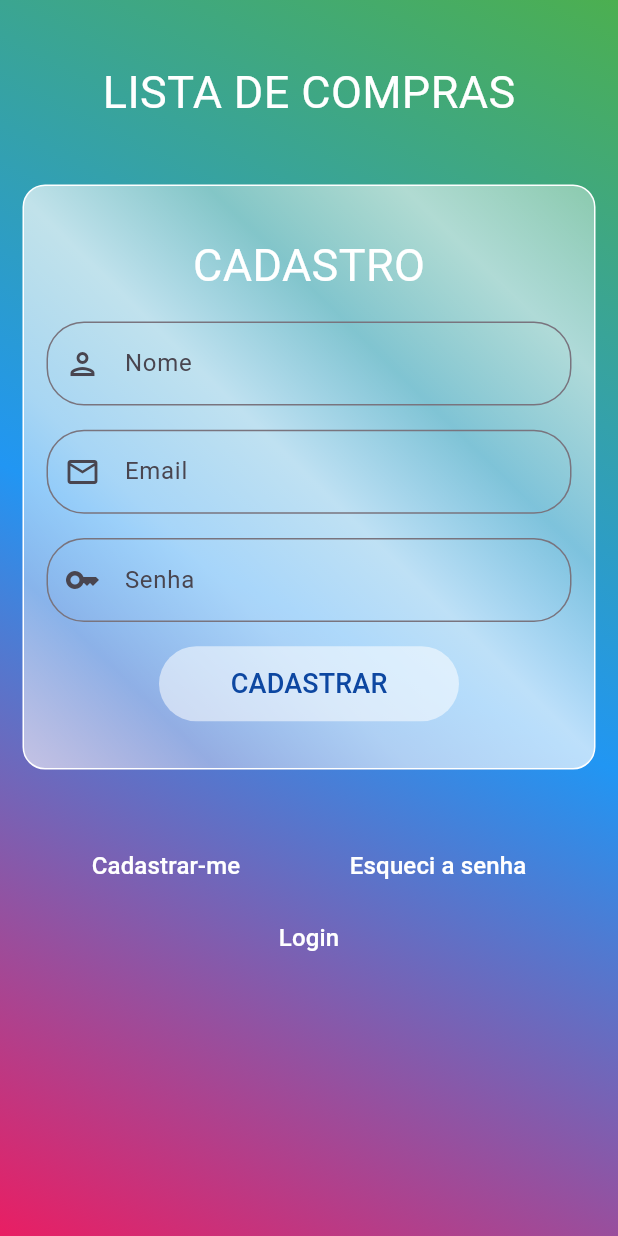
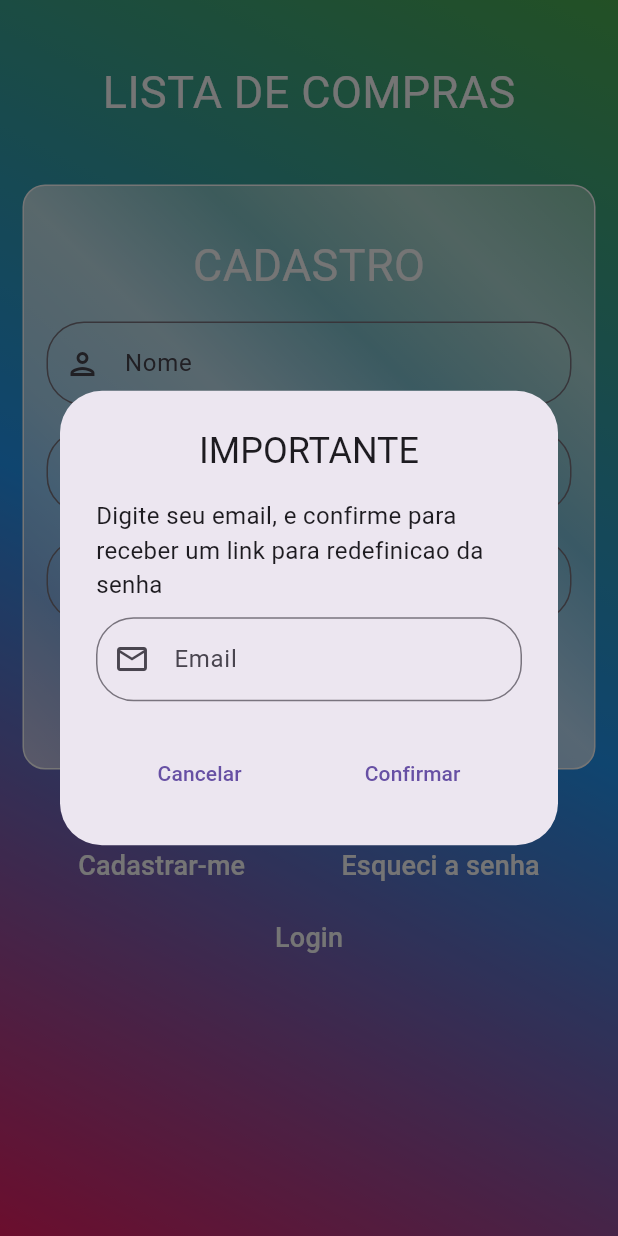
Before and after one commit to Sampaio-Luan/lista_de_compras, a Flutter app: the screen it shows after launch, after a tap on "Cadastrar-me", after a tap on "Esqueci a senha", on a phone screen of 412 x 824 dp. Run offline on Flutter 3.47's test engine with Material 3 defaults, Android fonts, the phone set to English and light mode, and no system bars.

Commit message:
concluida algumas funcionalidades da tela de login

```diff
--- a/lib/views/login_view.dart
+++ b/lib/views/login_view.dart
@@ -1,4 +1,5 @@
 import 'package:flutter/material.dart';
+import 'package:lista_de_compras/meu_app.dart';
 
 class LoginView extends StatefulWidget {
   const LoginView({super.key});
@@ -9,12 +10,16 @@ class LoginView extends StatefulWidget {
 
 class _LoginViewState extends State<LoginView> {
   var formKey = GlobalKey<FormState>();
-  TextEditingController nome = TextEditingController();
-  TextEditingController email = TextEditingController();
-  TextEditingController senha = TextEditingController();
+  TextEditingController nomeC = TextEditingController();
+  TextEditingController emailC = TextEditingController();
+  TextEditingController senhaC = TextEditingController();
   bool login = true;
   String textbtn = "ENTRAR";
   String titulo = "LOGIN";
+
+  String nome = '';
+  String email = '';
+  String senha = '';
 
   @override
   Widget build(BuildContext context) {
@@ -82,10 +87,10 @@ class _LoginViewState extends State<LoginView> {
                                   color: Colors.white, fontSize: 30),
                             ),
                             login == false
-                                ? campo(nome, 'Nome', 0)
+                                ? campo(nomeC, 'Nome', 0)
                                 : const Text(''),
-                            campo(email, 'Email', 1),
-                            campo(senha, 'Senha', 2),
+                            campo(emailC, 'Email', 1),
+                            campo(senhaC, 'Senha', 2),
                             ElevatedButton(
                               style: ElevatedButton.styleFrom(
                                 elevation: 0,
@@ -96,14 +101,39 @@ class _LoginViewState extends State<LoginView> {
                               ),
                               onPressed: () {
                                 if (formKey.currentState!.validate()) {
-                                  setState(() {
-                                    ScaffoldMessenger.of(context).showSnackBar(
-                                      const SnackBar(
-                                        content: Text('Deu certo'),
-                                        duration: Duration(seconds: 3),
-                                      ),
+                                  if (login == false) {
+                                    nome = nomeC.text;
+                                    email = emailC.text;
+                                    senha = senhaC.text;
+
+                                    nomeC.text = '';
+                                    emailC.text = '';
+                                    senhaC.text = '';
+
+                                    textbtn = 'ENTRAR';
+                                    titulo = "LOGIN";
+
+                                    login = true;
+                                    setState(() {
+                                      ScaffoldMessenger.of(context)
+                                          .showSnackBar(
+                                        const SnackBar(
+                                          content: Text(
+                                              'Cadastrado com sucesso, realize o login'),
+                                          duration: Duration(seconds: 3),
+                                        ),
+                                      );
+                                    });
+                                  }
+
+                                  if (emailC.text == email &&
+                                      senhaC.text == senha) {
+                                    Navigator.push(
+                                      context,
+                                      MaterialPageRoute(
+                                          builder: (context) => const MyApp()),
                                     );
-                                  });
+                                  }
                                 }
                               },
                               child: Text(
@@ -117,43 +147,11 @@ class _LoginViewState extends State<LoginView> {
                       Row(
                         mainAxisAlignment: MainAxisAlignment.spaceEvenly,
                         children: [
-                          TextButton(
-                            onPressed: () {
-                              login = false;
-                              textbtn = 'CADASTRAR';
-                              titulo = 'CADASTRO';
-                              formKey.currentState!.reset();
-                              setState(() {});
-                            },
-                            child: const Text(
-                              'Cadastrar-me',
-                              style:
-                                  TextStyle(color: Colors.white, fontSize: 16),
-                            ),
-                          ),
-                          TextButton(
-                            onPressed: () {},
-                            child: const Text(
-                              'Esqueci a senha',
-                              style:
-                                  TextStyle(color: Colors.white, fontSize: 16),
-                            ),
-                          ),
+                          txtbtn(1, 'Cadastrar-me'),
+                          txtbtn(2, 'Esqueci a senha'),
                         ],
                       ),
-                      TextButton(
-                        onPressed: () {
-                          login = true;
-                          textbtn = 'ENTRAR';
-                          titulo = "LOGIN";
-                          formKey.currentState!.reset();
-                          setState(() {});
-                        },
-                        child: const Text(
-                          'Login',
-                          style: TextStyle(color: Colors.white, fontSize: 16),
-                        ),
-                      ),
+                      txtbtn(3, 'Login'),
                     ],
                   ),
                 ),
@@ -161,6 +159,85 @@ class _LoginViewState extends State<LoginView> {
             ),
           ),
         ),
+      ),
+    );
+  }
+
+  Future<void> _showMyDialog() async {
+    return showDialog<void>(
+      context: context,
+      barrierDismissible: false,
+      builder: (BuildContext context) {
+        return AlertDialog(
+          actionsAlignment: MainAxisAlignment.spaceAround,
+          title: const Text(
+            'IMPORTANTE',
+            textAlign: TextAlign.center,
+          ),
+          content: SingleChildScrollView(
+            child: ListBody(
+              children: [
+                const Text(
+                  'Digite seu email, e confirme para receber um link para redefinicao da senha',
+                  style: TextStyle(fontSize: 16),
+                ),
+                const SizedBox(
+                  height: 10,
+                ),
+                campo(emailC, 'Email', 1),
+              ],
+            ),
+          ),
+          actions: [
+            TextButton(
+              child: const Text('Cancelar'),
+              onPressed: () {
+                Navigator.of(context).pop();
+              },
+            ),
+            TextButton(
+              child: const Text('Confirmar'),
+              onPressed: () {
+                Navigator.of(context).pop();
+                ScaffoldMessenger.of(context).showSnackBar(
+                  const SnackBar(
+                    content: Text('Acesse seu email para redefinir senha'),
+                    duration: Duration(seconds: 3),
+                  ),
+                );
+              },
+            ),
+          ],
+        );
+      },
+    );
+  }
+
+  TextButton txtbtn(int op, String label) {
+    return TextButton(
+      onPressed: () {
+        switch (op) {
+          case 1:
+            login = false;
+            textbtn = 'CADASTRAR';
+            titulo = 'CADASTRO';
+            break;
+          case 3:
+            login = true;
+            textbtn = 'ENTRAR';
+            titulo = "LOGIN";
+            break;
+        }
+        if (op == 2) {
+          _showMyDialog();
+        }
+
+        formKey.currentState!.reset();
+        setState(() {});
+      },
+      child: Text(
+        label,
+        style: const TextStyle(color: Colors.white, fontSize: 18),
       ),
     );
   }
```
